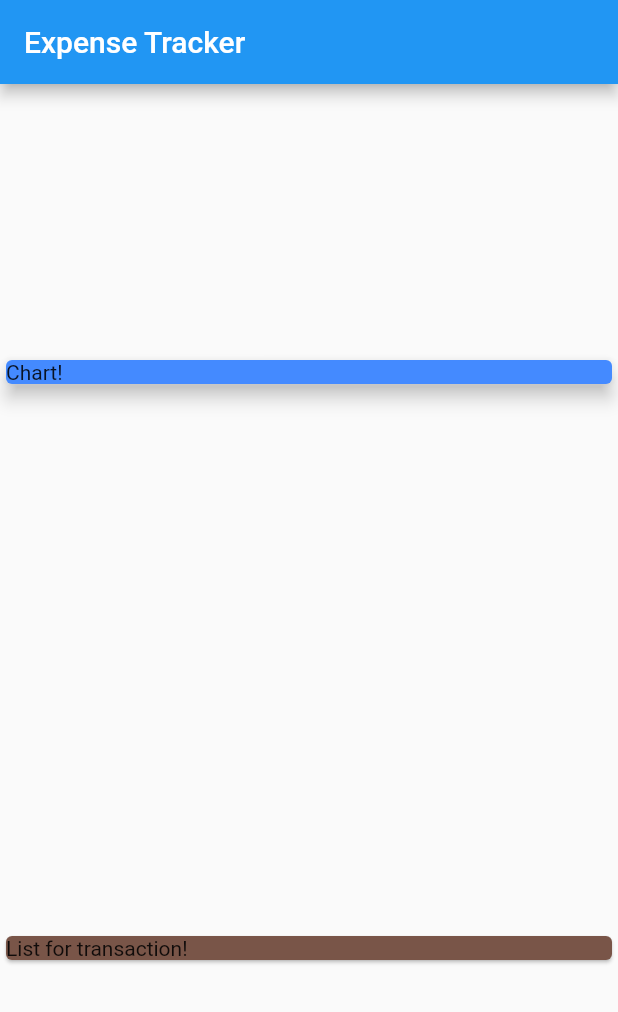
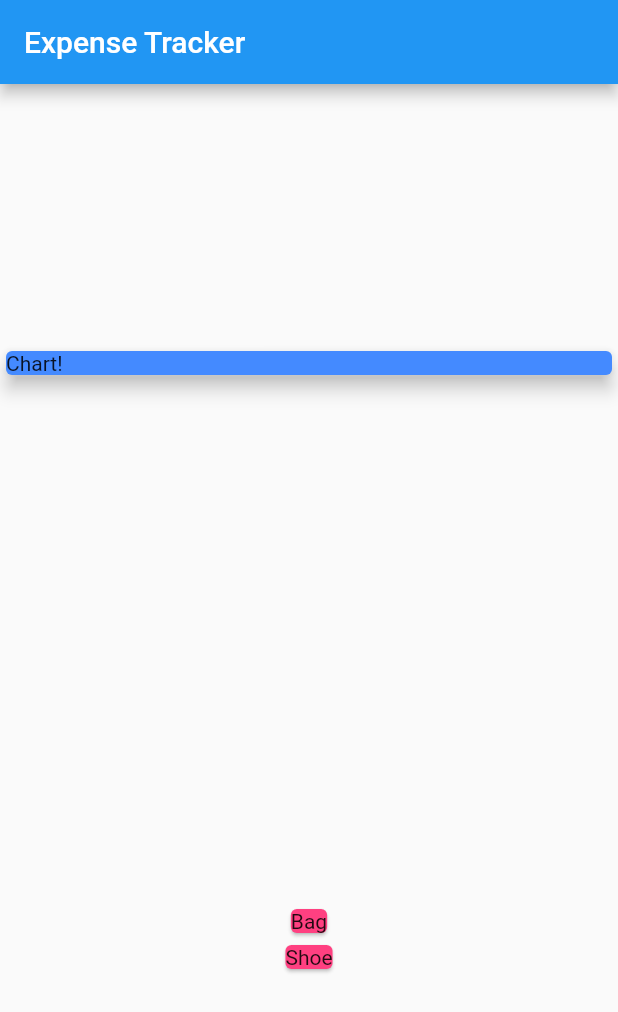
Before and after one commit to RohitIslam/Expense-Tracker, a Flutter app: the screen it shows after launch, on a phone screen of 412 x 824 dp. Shown: the top 1012 px of the screen. Run offline on Flutter 3.47's test engine with Material 2 defaults, Android fonts, the phone set to English and light mode, and no system bars.

Commit message:
Displayed transaction title list

```diff
--- a/lib/main.dart
+++ b/lib/main.dart
@@ -18,7 +18,7 @@ class MyApp extends StatelessWidget {
 }
 
 class MyHomePage extends StatelessWidget {
-  final List<Transaction> transaction = [
+  final List<Transaction> transactions = [
     Transaction(
       id: '1',
       title: 'Bag',
@@ -53,9 +53,13 @@ class MyHomePage extends StatelessWidget {
               elevation: 5,
             ),
           ),
-          Card(
-            color: Colors.brown,
-            child: Text('List for transaction!'),
+          Column(
+            children: transactions.map((trans) {
+              return Card(
+                color: Colors.pinkAccent,
+                child: Text(trans.title),
+              );
+            }).toList(),
           ),
         ],
       ),
```
